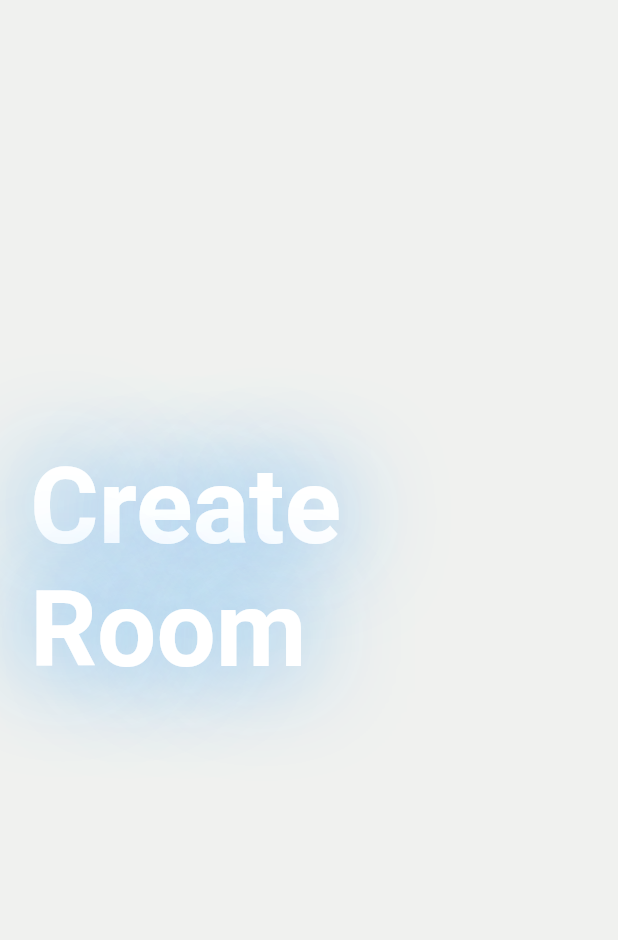
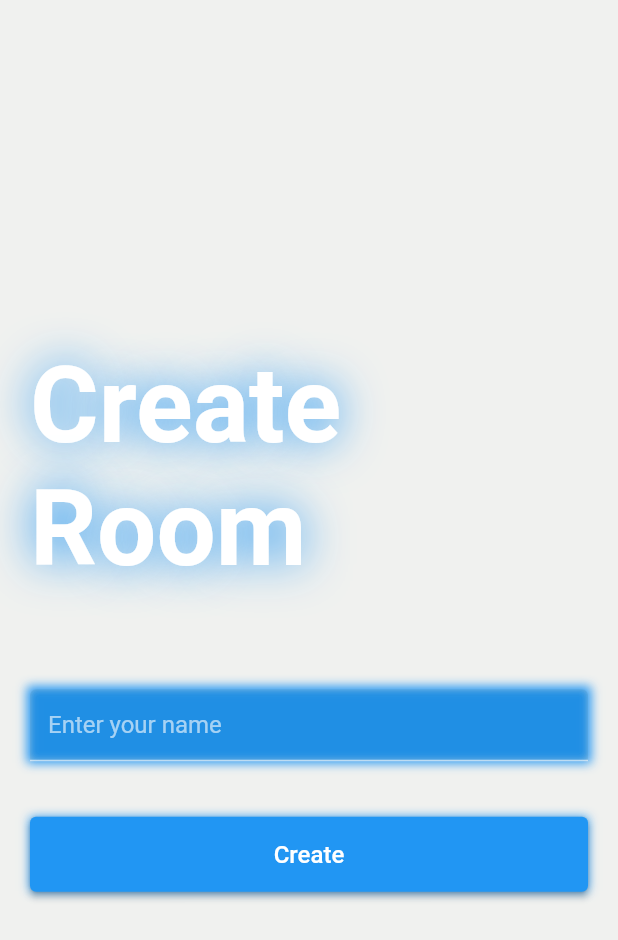
Before and after one commit to HazemHamdy7/tec_tac_toc, a Flutter app: the CreateRoomScreen screen opened by its route, on a phone screen of 412 x 824 dp. Shown: the top 940 px of the screen. Run offline on Flutter 3.47's test engine with Material 2 defaults, Android fonts, the phone set to English and light mode, and no system bars.

Commit message:
create room screen

```diff
--- a/lib/screens/create_room_screen.dart
+++ b/lib/screens/create_room_screen.dart
@@ -1,4 +1,7 @@
 import 'package:flutter/material.dart';
+import 'package:tec_tac/responsive/resopnsive.dart';
+import 'package:tec_tac/widgets/custom_button.dart';
+import 'package:tec_tac/widgets/custom_text_filed.dart';
 
 import '../widgets/custom_text.dart';
 
@@ -12,26 +15,37 @@ class CreateRoomScreen extends StatefulWidget {
 }
 
 class _CreateRoomScreenState extends State<CreateRoomScreen> {
+  final TextEditingController _nameController = TextEditingController();
+  @override
+  void dispose() {
+    _nameController.dispose();
+    super.dispose();
+  }
+
   @override
   Widget build(BuildContext context) {
     final size = MediaQuery.of(context).size;
     return Scaffold(
-      body: Container(
+      body: Responsive(
+        child: Container(
           margin: const EdgeInsets.symmetric(horizontal: 20),
           child: Column(
             mainAxisAlignment: MainAxisAlignment.center,
             crossAxisAlignment: CrossAxisAlignment.center,
             children: [
               const CustomText(
-              shadow: [Shadow(blurRadius: 90, color: Colors.blue)],
+                shadow: [Shadow(blurRadius: 40, color: Colors.blue)],
                 text: 'Create Room',
                 fontWeight: FontWeight.bold,
                 fontSize: 70,
               ),
-            SizedBox(
-              height: size.height * 0.08,
-            )
+              SizedBox(height: size.height * 0.08),
+              CustomTextField(
+                  controller: _nameController, hintText: 'Enter your name'),
+              SizedBox(height: size.height * 0.045),
+              CustomButton(onTap: () {}, text: 'Create')
             ],
+          ),
         ),
       ),
     );
--- /dev/null
+++ b/lib/widgets/custom_text_filed.dart
@@ -0,0 +1,37 @@
+// ignore_for_file: public_member_api_docs, sort_constructors_first
+import 'package:flutter/material.dart';
+
+import 'package:tec_tac/utils/colors_app.dart';
+
+class CustomTextField extends StatelessWidget {
+  final TextEditingController controller;
+  final String hintText;
+  const CustomTextField({
+    Key? key,
+    required this.controller,
+    required this.hintText,
+  }) : super(key: key);
+
+  @override
+  Widget build(BuildContext context) {
+    return Container(
+      decoration: const BoxDecoration(
+        boxShadow: [
+          BoxShadow(
+            color: Colors.blue,
+            blurRadius: 5,
+            spreadRadius: 2,
+          ),
+        ],
+      ),
+      child: TextField(
+        controller: controller,
+        decoration: InputDecoration(
+          fillColor: bgColor,
+          filled: true,
+          hintText: hintText,
+        ),
+      ),
+    );
+  }
+}
```
Lines whose indentation alone changed are shown as unchanged.
